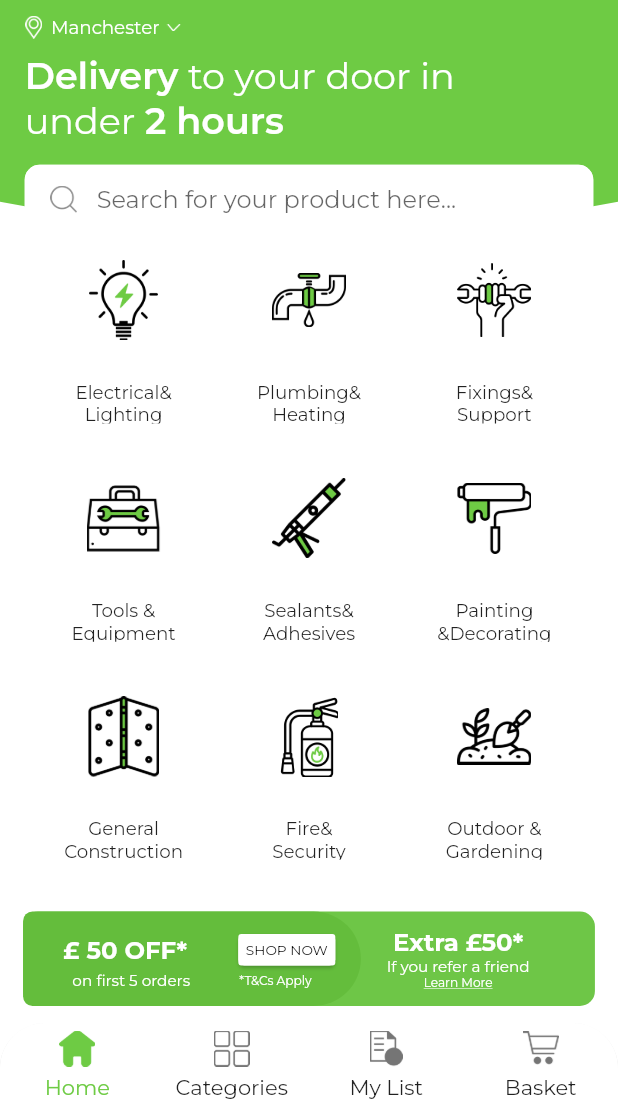
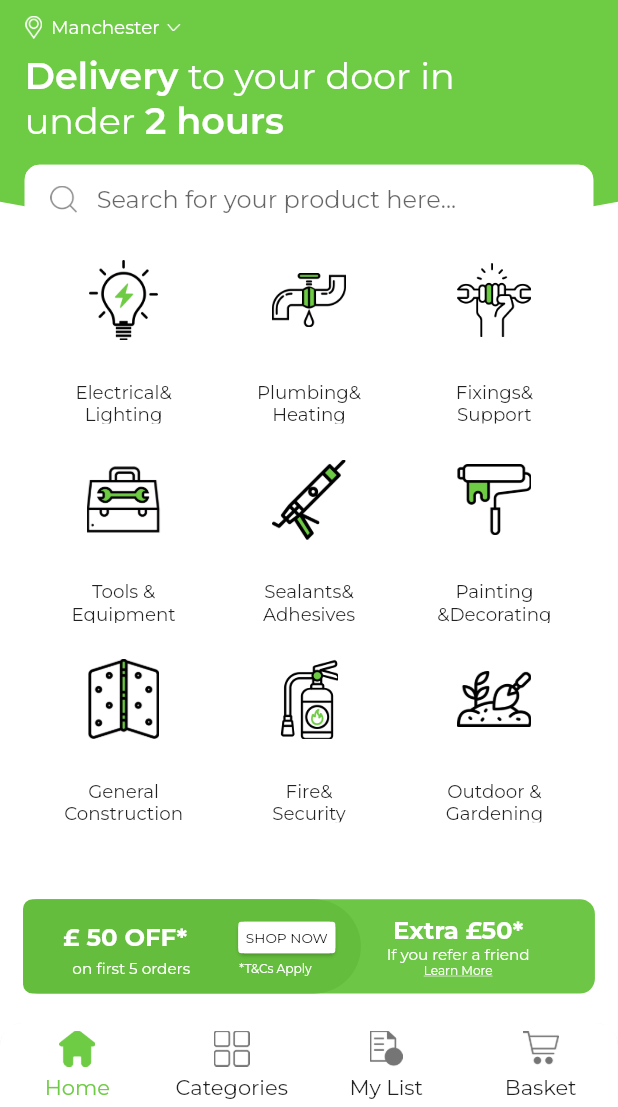
Before and after one commit to ishaque-mobikasa/trueBilddit, a Flutter app: the screen it shows after launch, on a phone screen of 412 x 824 dp, the part 129-1236 px from its top. Run offline on Flutter 3.47's test engine with Material 2 defaults, Android fonts, the phone set to English and light mode, and no system bars; drawn by our look-alikes of custom_navigation_bar; our stand-ins replace flutter_screenutil, flutter_slidable, get, google_fonts, image_picker, pinput; key blocks and very long unbroken strings in the code were emptied for the run.

Commit message:
done otp entry screen

```diff
--- a/lib/app/routes/routes.dart
+++ b/lib/app/routes/routes.dart
@@ -17,6 +17,8 @@ import 'package:truebildit/presentation/pages/login/email_login/controller_bindi
 import 'package:truebildit/presentation/pages/login/email_login/email_login_view.dart';
 import 'package:truebildit/presentation/pages/login/otp_login/controller_binding/otp_login_binding.dart';
 import 'package:truebildit/presentation/pages/login/otp_login/otp_login_view.dart';
+import 'package:truebildit/presentation/pages/login/otp_login/otp_verification/controller_binding/otp_verification_binding.dart';
+import 'package:truebildit/presentation/pages/login/otp_login/otp_verification/otp_verification_view.dart';
 import 'package:truebildit/presentation/pages/my_account/controllers_binding/my_account_binding.dart';
 import 'package:truebildit/presentation/pages/my_account/my_account_view.dart';
 import 'package:truebildit/presentation/pages/my_list/all_lists_view/controllers_bindings/my_list_binding.dart';
@@ -58,6 +60,7 @@ class Routes {
   static const selectedListView = "/selectedListView";
   static const orderHistoryView = "/orderHistoryView";
   static const subCategoryItemsView = "/subCategoryItemsView";
+  static const otpVerificationView = "/otpVerificationView";
 }
 
 class AppPages {
@@ -142,5 +145,9 @@ class AppPages {
         name: Routes.subCategoryItemsView,
         page: () => const SubCategoryItemsView(),
         binding: SubcategoryItemsBindings()),
+    GetPage(
+        name: Routes.otpVerificationView,
+        page: () => const OTPverificationView(),
+        binding: OTPverificationBinding()),
   ];
 }
--- a/lib/app/utils/app_paintings.dart
+++ b/lib/app/utils/app_paintings.dart
@@ -30,11 +30,11 @@ class AppPaintings {
     fontWeight: FontWeight.w500,
   );
   static TextStyle customSmallText = TextStyle(
-    color: AppPaintings.themeLightBlack,
-    fontSize: 12.sp,
-    overflow: TextOverflow.ellipsis,
-    fontWeight: FontWeight.w300,
-  );
+      color: AppPaintings.themeLightBlack,
+      fontSize: 12.sp,
+      overflow: TextOverflow.ellipsis,
+      fontWeight: FontWeight.w300,
+      fontFamily: GoogleFonts.montserrat().fontFamily);
   static TextStyle textSpanStyle = TextStyle(
     color: AppPaintings.themeBlack,
     fontSize: 12.sp,
--- a/lib/app/utils/strings.dart
+++ b/lib/app/utils/strings.dart
@@ -53,4 +53,5 @@ class AssetStrings {
   static String deleteIcon = "assets/images/delete_icon.png";
   static String searchIcon = "assets/images/search_icon.png";
   static String personIcon = "assets/images/person_icon.png";
+  static String inputOtp = "assets/images/input_otp.png";
 }
--- a/lib/presentation/pages/dash_board/controllers_binding/dash_board_controller.dart
+++ b/lib/presentation/pages/dash_board/controllers_binding/dash_board_controller.dart
@@ -2,7 +2,7 @@ import 'package:flutter/material.dart';
 import 'package:get/get.dart';
 import 'package:truebildit/app/utils/app_paintings.dart';
 import 'package:truebildit/presentation/pages/home/home_view.dart';
-import 'package:truebildit/presentation/pages/orders/order_history/order_history_view.dart';
+import 'package:truebildit/presentation/pages/login/otp_login/otp_verification/otp_verification_view.dart';
 import 'package:truebildit/presentation/pages/search_results/search_result_view.dart';
 import 'package:truebildit/presentation/pages/sub_category_listing/sub_category_view.dart';
 
@@ -13,7 +13,7 @@ class DashBoardController extends GetxController {
     const HomeView(),
     const SubCategoryView(),
     const SearchResultsView(),
-    const OrderHistoryView()
+    const OTPverificationView()
   ];
   Color getScaffoldColor() => _scaffoldBackground.value;
 
--- a/lib/presentation/pages/dash_board/dash_board_view.dart
+++ b/lib/presentation/pages/dash_board/dash_board_view.dart
@@ -12,7 +12,7 @@ class DashBoardView extends GetView<DashBoardController> {
   @override
   Widget build(BuildContext context) {
     SystemChrome.setSystemUIOverlayStyle(SystemUiOverlayStyle(
-      statusBarColor: AppPaintings.themeGreenColor,
+      statusBarColor: AppPaintings.kWhite,
     ));
     return Obx(
       () => Scaffold(
@@ -21,8 +21,8 @@ class DashBoardView extends GetView<DashBoardController> {
         bottomNavigationBar: Obx(
           () => ClipRRect(
             borderRadius: const BorderRadius.only(
-              topLeft: Radius.circular(30),
-              topRight: Radius.circular(30),
+              topLeft: Radius.circular(15),
+              topRight: Radius.circular(15),
             ),
             child: CustomNavigationBar(
                 strokeColor: AppPaintings.themeGreenColor,
--- a/lib/presentation/pages/home/home_view.dart
+++ b/lib/presentation/pages/home/home_view.dart
@@ -125,13 +125,13 @@ class HomeView extends GetView<HomeController> {
                 ),
               ),
               SizedBox(
-                height: Get.height * 0.55,
+                height: Get.height * 0.54,
                 width: size.width * 0.9,
                 child: GridView.builder(
                   physics: const BouncingScrollPhysics(),
                   itemCount: homeItems.length,
                   gridDelegate: const SliverGridDelegateWithFixedCrossAxisCount(
-                      childAspectRatio: 0.85, crossAxisCount: 3),
+                      childAspectRatio: 0.93, crossAxisCount: 3),
                   itemBuilder: (context, index) => CircularCategoryItem(
                     circularItem: homeItems[index],
                     onTap: () => log("Clicked on circular item"),
--- /dev/null
+++ b/lib/presentation/pages/login/otp_login/otp_verification/controller_binding/otp_verification_binding.dart
@@ -0,0 +1,10 @@
+import 'package:get/get.dart';
+
+import 'otp_verification_controller.dart';
+
+class OTPverificationBinding extends Bindings {
+  @override
+  void dependencies() {
+    Get.lazyPut<OTPverificationController>(() => OTPverificationController());
+  }
+}
--- /dev/null
+++ b/lib/presentation/pages/login/otp_login/otp_verification/controller_binding/otp_verification_controller.dart
@@ -0,0 +1,3 @@
+import 'package:get/get.dart';
+
+class OTPverificationController extends GetxController{}
--- a/pubspec.yaml
+++ b/pubspec.yaml
@@ -34,12 +34,13 @@ dependencies:
   dio: ^5.0.2
   flutter:
     sdk: flutter
+  flutter_screenutil: ^5.7.0
   flutter_slidable: ^2.0.0
   font_awesome_flutter: ^10.4.0
   get: ^4.6.5
   google_fonts: ^4.0.3
   image_picker: ^0.8.6+4
-  flutter_screenutil: ^5.7.0
+  pinput: ^2.2.31
 
 dev_dependencies:
   flutter_lints: ^2.0.0
```
Also changed, not shown: lib/presentation/common_widgets/custom_app_bar.dart (+7 -2 lines), lib/presentation/pages/login/otp_login/otp_verification/otp_verification_view.dart (added, +151 -0 lines), assets/images/input_otp.png (added), pubspec.lock, 5 other files.
